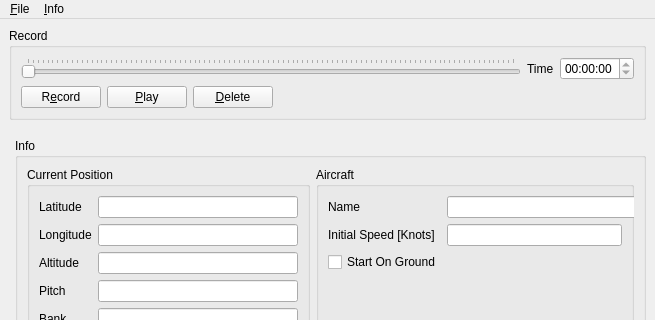
Before: the Qt Designer form src/UserInterface/src/MainWindow.ui in till213/SkyDolly, drawn with Qt 5; both pictures show x 0 to 655 and y 0 to 320 of the 655 by 536 pixel window.
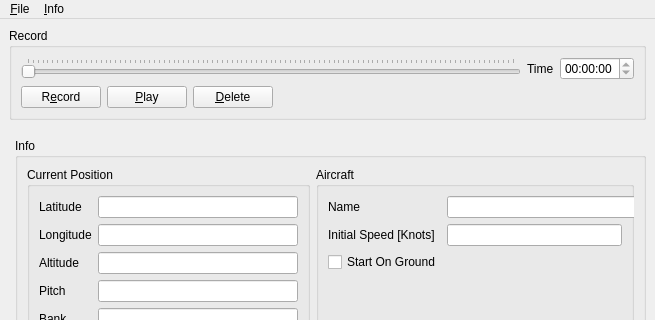
After: the same form once the commit is applied.

Commit message: Set playback position during playback (in percent).

What changed in the file:
```diff
--- a/src/UserInterface/src/MainWindow.ui
+++ b/src/UserInterface/src/MainWindow.ui
@@ -33,6 +33,24 @@
                <height>0</height>
               </size>
              </property>
+             <property name="maximum">
+              <number>100</number>
+             </property>
+             <property name="singleStep">
+              <number>1</number>
+             </property>
+             <property name="pageStep">
+              <number>10</number>
+             </property>
+             <property name="value">
+              <number>0</number>
+             </property>
+             <property name="sliderPosition">
+              <number>0</number>
+             </property>
+             <property name="tracking">
+              <bool>true</bool>
+             </property>
              <property name="orientation">
               <enum>Qt::Horizontal</enum>
              </property>
```
Left out of the diff: 2 changed lines with no effect on the pictures. The commit also changes 8 other files.
